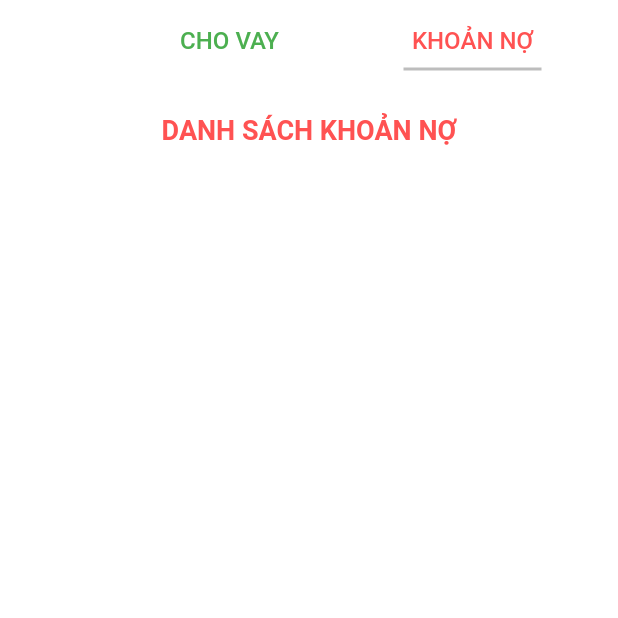
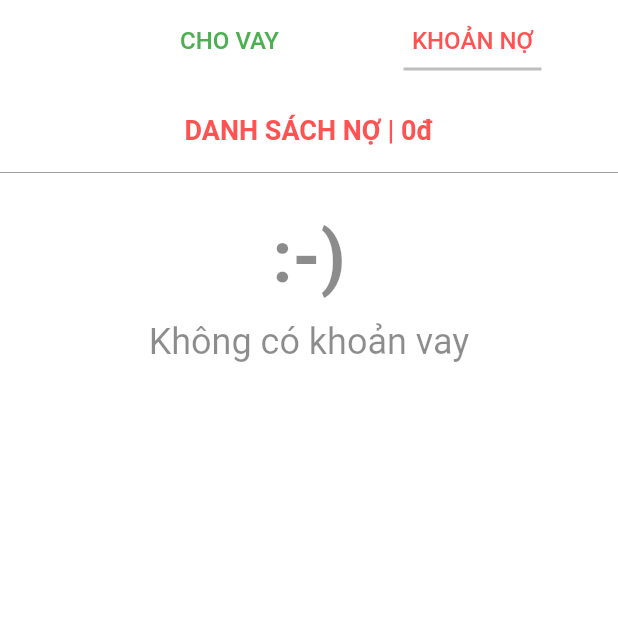
Before and after one commit to nhidh99/uitMobile, a Flutter app: the DebtScreen screen opened directly, on a phone screen of 412 x 824 dp, the top half of it. Run offline on Flutter 3.47's test engine with Material 2 defaults, Android fonts, the light colour scheme and no system bars; our stand-ins replace charts_flutter, cloud_firestore, datetime_picker_formfield, firebase_analytics, firebase_auth, firebase_database and 6 more; missing offline and left inert: async_loader, firebase_ml_vision, month_picker_strip, random_color; accounts and stored records are empty.

Commit message:
Finish debt screen

```diff
--- a/practice/money_grower/lib/blocs/transaction_bloc.dart
+++ b/practice/money_grower/lib/blocs/transaction_bloc.dart
@@ -7,7 +7,7 @@ class TransactionBloc {
   Future getTransactionSummaryOfMonth(DateTime date, String username) =>
       repository.getTransactionSummaryOfMonth(date, username);
 
-  Future getLoanList(String username) => repository.getLoanList(username);
+  Future getLoanDebtList(String username) => repository.getLoanDebtList(username);
 
   Future insertTransaction(TransactionModel transaction) =>
       repository.insertTransaction(transaction);
--- a/practice/money_grower/lib/resources/repository.dart
+++ b/practice/money_grower/lib/resources/repository.dart
@@ -19,7 +19,8 @@ class Repository {
   Future getTransactionSummaryOfMonth(DateTime date, String username) =>
       transactionProvider.getTransactionSummaryOfMonth(date, username);
 
-  Future getLoanList(String username) => transactionProvider.getLoanList(username);
+  Future getLoanDebtList(String username) =>
+      transactionProvider.getLoanDebtList(username);
 
   Future insertTransaction(TransactionModel transaction) =>
       transactionProvider.insertTransaction(transaction);
--- a/practice/money_grower/lib/ui/debt_screen/debt_screen.dart
+++ b/practice/money_grower/lib/ui/debt_screen/debt_screen.dart
@@ -9,20 +9,25 @@ class DebtScreen extends StatefulWidget {
   State<StatefulWidget> createState() => DebtScreenState();
 }
 
-class DebtScreenState extends State<DebtScreen>
-    with AutomaticKeepAliveClientMixin {
+class DebtScreenState extends State<DebtScreen> {
   List loanList;
+  List debtList;
   int totalLoanPrice;
+  int totalDebtPrice;
+  static int curTabIndex = 1;
 
   Future loadDebtAndLoanList() async {
+    final loanDebtList = await TransactionBloc().getLoanDebtList(UserModel().username);
     totalLoanPrice = 0;
-    loanList = await TransactionBloc().getLoanList(UserModel().username);
+    totalDebtPrice = 0;
+    loanList = loanDebtList['loan-list'];
+    debtList = loanDebtList['debt-list'];
     loanList.forEach((loan) => totalLoanPrice += loan.price);
+    debtList.forEach((debt) => totalDebtPrice += debt.price);
   }
 
   @override
   Widget build(BuildContext context) {
-    super.build(context);
     return FutureBuilder(
         future: loadDebtAndLoanList(),
         // a previously-obtained Future<String> or null
@@ -44,7 +49,7 @@ class DebtScreenState extends State<DebtScreen>
                 return Center(child: Text("Lỗi kết nối"));
               else
                 return DefaultTabController(
-                    initialIndex: 1,
+                    initialIndex: curTabIndex,
                     length: 2,
                     child: Scaffold(
                       appBar: PreferredSize(
@@ -87,7 +92,7 @@ class DebtScreenState extends State<DebtScreen>
                                 padding: EdgeInsets.only(top: 20, bottom: 10),
                                 child: Center(
                                     child: Text(
-                                        "DANH SÁCH CHO VAY | " +
+                                        "DANH SÁCH VAY | " +
                                             FormatHelper().formatMoney(
                                                 -totalLoanPrice, 'đ'),
                                         style: TextStyle(
@@ -98,19 +103,22 @@ class DebtScreenState extends State<DebtScreen>
                               Divider(color: Colors.black38),
                               LoanBoard(loanList)
                             ]),
-                            SingleChildScrollView(
-                                child: Column(children: <Widget>[
+                            Column(children: <Widget>[
                               Container(
-                                padding: EdgeInsets.only(top: 20),
-                                color: Colors.white,
+                                padding: EdgeInsets.only(top: 20, bottom: 10),
                                 child: Center(
-                                    child: Text("DANH SÁCH KHOẢN NỢ",
-                                        style: TextStyle(
-                                            fontSize: 18,
-                                            fontWeight: FontWeight.bold,
-                                            color: Colors.redAccent))),
+                                  child: Text(
+                                    "DANH SÁCH NỢ | " +
+                                      FormatHelper().formatMoney(
+                                        totalDebtPrice, 'đ'),
+                                    style: TextStyle(
+                                      fontSize: 18,
+                                      fontWeight: FontWeight.bold,
+                                      color: Colors.redAccent))),
                               ),
-                            ]))
+                              Divider(color: Colors.black38),
+                              DebtBoard(debtList)
+                            ])
                           ],
                         ),
                       ),
@@ -118,9 +126,47 @@ class DebtScreenState extends State<DebtScreen>
           }
         });
   }
+}
+
+class DebtBoard extends StatelessWidget {
+  final debtList;
+
+  DebtBoard(this.debtList);
 
   @override
-  bool get wantKeepAlive => true;
+  Widget build(BuildContext context) {
+    DebtScreenState.curTabIndex = 1;
+    if (debtList.isEmpty) {
+      return Container(
+        padding: EdgeInsets.only(top: 20),
+        color: Colors.white,
+        height: 200,
+        child: Column(
+          crossAxisAlignment: CrossAxisAlignment.stretch,
+          children: <Widget>[
+            Center(
+              child: Text(":-)",
+                style: TextStyle(
+                  fontSize: 48,
+                  fontWeight: FontWeight.bold,
+                  color: Colors.black45))),
+            SizedBox(height: 15),
+            Center(
+              child: Text("Không có khoản vay",
+                style: TextStyle(fontSize: 24, color: Colors.black45)))
+          ],
+        ));
+    }
+    return ListView.builder(
+      shrinkWrap: true,
+      itemCount: debtList.length,
+      itemBuilder: (BuildContext context, int index) {
+        return Column(children: <Widget>[
+          TransactionLoanCard(debtList[index], true),
+          Divider(color: Colors.black38),
+        ]);
+      });
+  }
 }
 
 class LoanBoard extends StatelessWidget {
@@ -130,6 +176,28 @@ class LoanBoard extends StatelessWidget {
 
   @override
   Widget build(BuildContext context) {
+    DebtScreenState.curTabIndex = 0;
+    if (loanList.isEmpty) {
+      return Container(
+        padding: EdgeInsets.only(top: 20),
+        color: Colors.white,
+        height: 200,
+        child: Column(
+          crossAxisAlignment: CrossAxisAlignment.stretch,
+          children: <Widget>[
+            Center(
+              child: Text(":-)",
+                style: TextStyle(
+                  fontSize: 48,
+                  fontWeight: FontWeight.bold,
+                  color: Colors.black45))),
+            SizedBox(height: 15),
+            Center(
+              child: Text("Không có khoản vay",
+                style: TextStyle(fontSize: 24, color: Colors.black45)))
+          ],
+        ));
+    }
     return ListView.builder(
         shrinkWrap: true,
         itemCount: loanList.length,
--- a/practice/money_grower/lib/ui/statistics_screen/statistics_board.dart
+++ b/practice/money_grower/lib/ui/statistics_screen/statistics_board.dart
@@ -57,7 +57,7 @@ class StatisticsBoard extends StatelessWidget {
       children: <Widget>[
         Container(
             color: Colors.white,
-            child: SizedBox(height: 260, child: DonutPieChart(list))),
+            child: SizedBox(height: 270, child: DonutPieChart(list))),
         AbsorbPointer(
             absorbing: true,
             child: ListView.builder(
```
Also changed, not shown: practice/money_grower/lib/main.dart (+15 -3 lines), practice/money_grower/lib/resources/transaction_provider.dart (+16 -8 lines), practice/money_grower/lib/ui/custom_control/transaction_loan_card.dart (+20 -7 lines), practice/money_grower/lib/ui/debt_screen/debt_edit_popup.dart (added, +199 -0 lines), practice/money_grower/lib/ui/transaction_screen/transaction_edit_popup.dart (+13 -5 lines).
